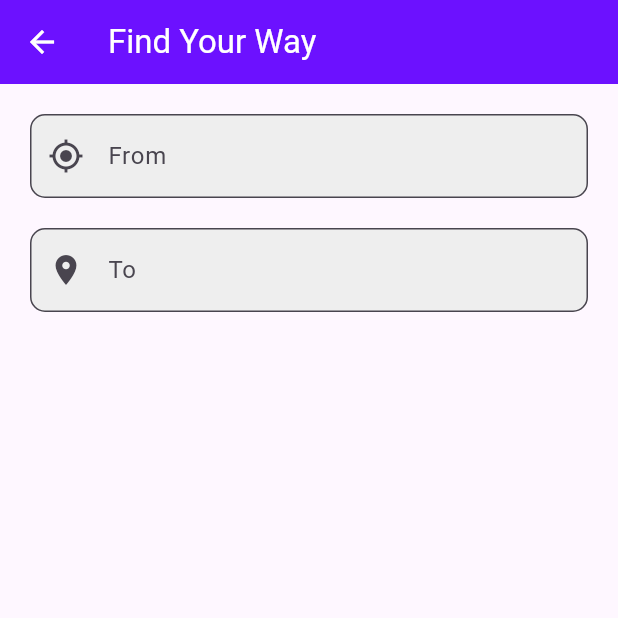
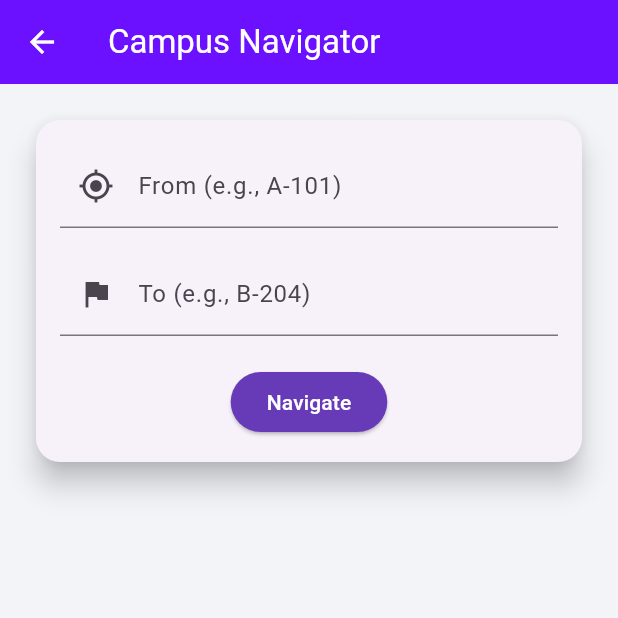
Before and after one commit to StackMaps-com/Campus-Navigation, a Flutter app: the SearchScreen screen opened directly, on a phone screen of 412 x 824 dp, the top half of it. Run offline on Flutter 3.47's test engine with Material 3 defaults, Android fonts, the light colour scheme and no system bars; our stand-ins replace geolocator, google_maps_flutter.

Commit message:
Updated searchscreen.dart

```diff
--- a/lib/pages/searchscreen.dart
+++ b/lib/pages/searchscreen.dart
@@ -1,41 +1,87 @@
+// lib/screens/searchscreen.dart
+import 'package:flutter/material.dart';
+import 'package:stack_map/pages/CampusNavigator.dart';
 
-import 'package:flutter/material.dart';
+class SearchScreen extends StatefulWidget {
+  const SearchScreen({super.key});
 
-class SearchScreen extends StatelessWidget {
-  const SearchScreen({super.key});
+  @override
+  State<SearchScreen> createState() => _SearchScreenState();
+}
+
+class _SearchScreenState extends State<SearchScreen> {
+  final TextEditingController fromController = TextEditingController();
+  final TextEditingController toController = TextEditingController();
+
+  String? fromRoom;
+  String? toRoom;
 
   @override
   Widget build(BuildContext context) {
     return Scaffold(
+      backgroundColor: const Color(0xFFF3F4F8),
       appBar: AppBar(
-        title: const Text("Find Your Way", style: TextStyle(color: Colors.white)),
+        title: const Text("Campus Navigator", style: TextStyle(color: Colors.white)),
+        backgroundColor: const Color(0xFF6C11FF),
         leading: IconButton(
           icon: const Icon(Icons.arrow_back, color: Colors.white),
           onPressed: () => Navigator.pop(context),
         ),
-        backgroundColor: const Color(0xFF6C11FF),
       ),
-      body: Padding(
-        padding: const EdgeInsets.all(20.0),
+      body: Column(
+        children: [
+          Padding(
+            padding: const EdgeInsets.all(20),
+            child: Card(
+              elevation: 8,
+              shape: RoundedRectangleBorder(borderRadius: BorderRadius.circular(16)),
+              child: Padding(
+                padding: const EdgeInsets.all(16.0),
                 child: Column(
                   children: [
-            buildTextField("From", Icons.my_location),
+                    TextField(
+                      controller: fromController,
+                      decoration: const InputDecoration(
+                        labelText: "From (e.g., A-101)",
+                        prefixIcon: Icon(Icons.my_location),
+                      ),
+                    ),
+                    const SizedBox(height: 16),
+                    TextField(
+                      controller: toController,
+                      decoration: const InputDecoration(
+                        labelText: "To (e.g., B-204)",
+                        prefixIcon: Icon(Icons.flag),
+                      ),
+                    ),
                     const SizedBox(height: 20),
-            buildTextField("To", Icons.location_on),
+                    ElevatedButton(
+                      onPressed: () {
+                        setState(() {
+                          fromRoom = fromController.text;
+                          toRoom = toController.text;
+                        });
+                      },
+                      style: ElevatedButton.styleFrom(
+                        backgroundColor: Colors.deepPurple,
+                        foregroundColor: Colors.white,
+                      ),
+                      child: const Text("Navigate"),
+                    ),
                   ],
                 ),
               ),
-    );
-  }
+            ),
+          ),
 
-  Widget buildTextField(String hint, IconData icon) {
-    return TextField(
-      decoration: InputDecoration(
-        hintText: hint,
-        prefixIcon: Icon(icon),
-        border: OutlineInputBorder(borderRadius: BorderRadius.circular(10)),
-        filled: true,
-        fillColor: Colors.grey[200],
+          if (fromRoom != null && toRoom != null)
+            Expanded(
+              child: CampusMapNavigator(
+                fromRoom: fromRoom!,
+                toRoom: toRoom!,
+              ),
+            ),
+        ],
       ),
     );
   }
```
Lines whose indentation alone changed are shown as unchanged.
